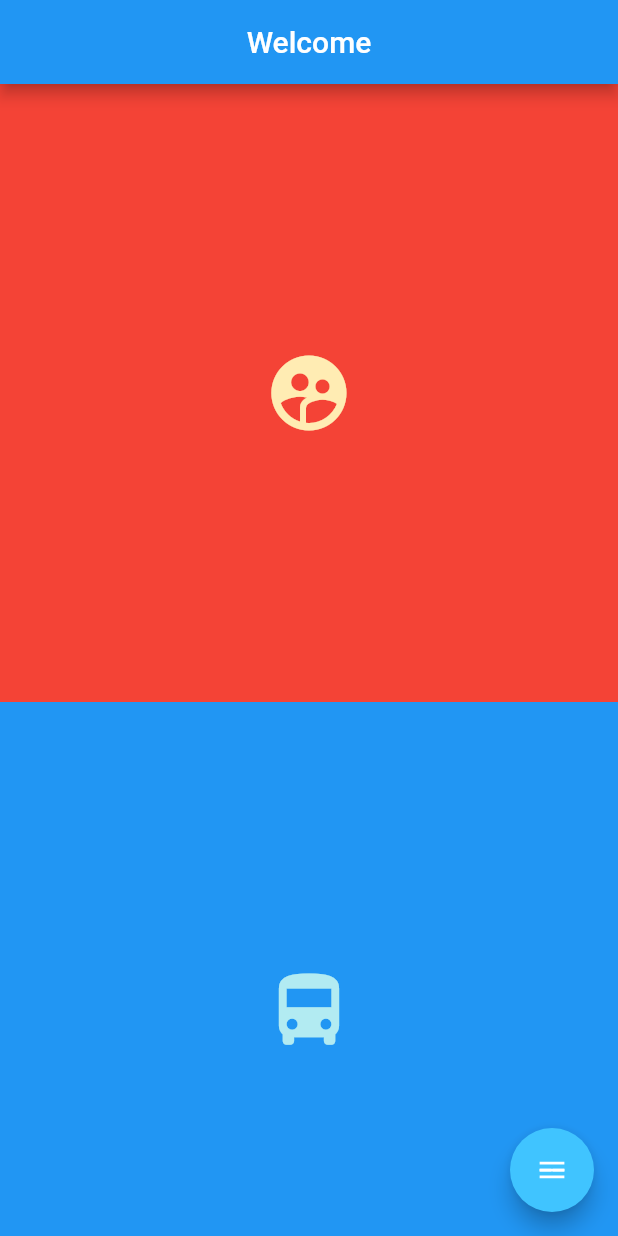
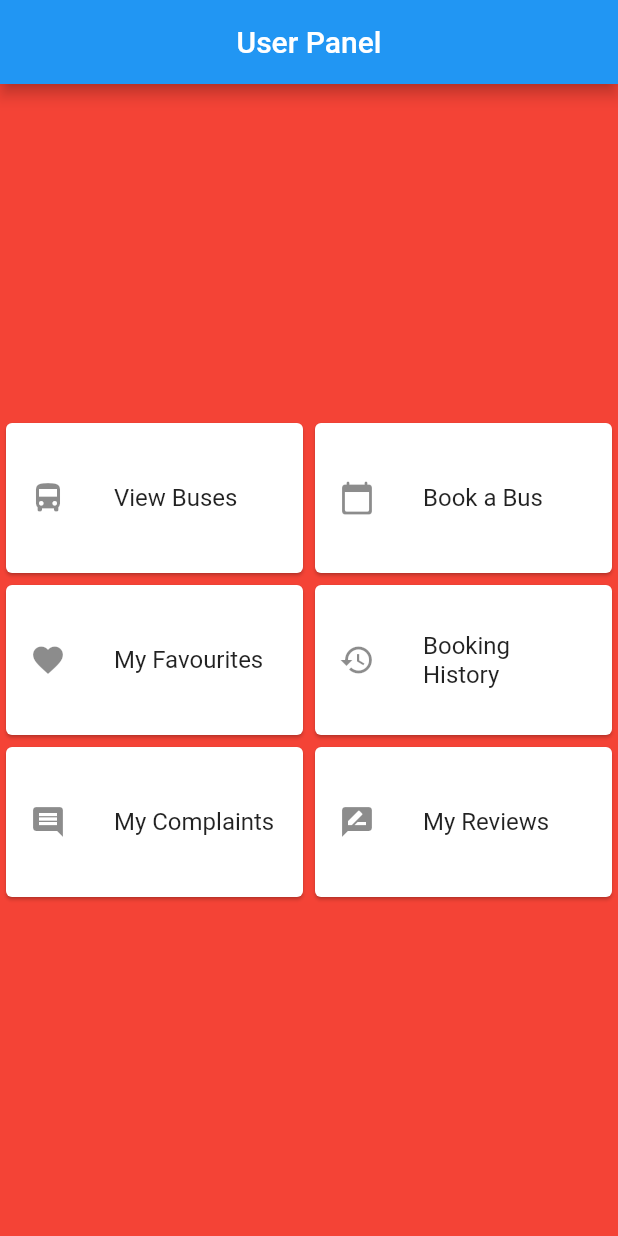
Before and after one commit to Rahal-Kanishka/mobile_application_for_buses, a Flutter app: the screen it shows after launch, on a phone screen of 412 x 824 dp. Run offline on Flutter 3.47's test engine with Material 2 defaults, Android fonts, the phone set to English and light mode, and no system bars; drawn by our look-alikes of flutter_speed_dial; our stand-ins replace google_maps_flutter; missing offline and left inert: global_configuration, google_map_polyline, permission; accounts and stored records are empty.

Commit message:
user panel and bus selection and also a common alert component added

```diff
--- a/assets/cfg/configurations.json
+++ b/assets/cfg/configurations.json
@@ -1,5 +1,5 @@
 {
-  "backend_url": "http://192.168.1.7:3000",
+  "backend_url": "http://192.168.1.5:3000",
   "login": "/login",
   "api_key": "AIzaSyDAOFWzuosZPkQZ6m4tFCUqzBtO1rVRAH4"
 }
--- a/lib/main.dart
+++ b/lib/main.dart
@@ -5,10 +5,12 @@ import 'dart:collection';
 import 'package:flutter/material.dart';
 import 'package:flutter/services.dart';
 import 'package:flutter_speed_dial/flutter_speed_dial.dart';
+import 'package:flutter_with_maps/pages/bus_selection.dart';
 import 'package:flutter_with_maps/pages/complaint.dart';
-import 'package:flutter_with_maps/pages/driver_home.dart';
+import 'package:flutter_with_maps/pages/driver/driver_home.dart';
 import 'package:flutter_with_maps/pages/login.dart';
 import 'package:flutter_with_maps/pages/register.dart';
+import 'package:flutter_with_maps/pages/user/userPanel.dart';
 import 'package:flutter_with_maps/pages/user_profile.dart';
 import 'package:flutter_with_maps/pages/welcome.dart';
 import 'package:google_map_polyline/google_map_polyline.dart';
@@ -25,7 +27,7 @@ void main() async {
     print(json);
     runApp(MaterialApp(
       debugShowCheckedModeBanner: false,
-      initialRoute: '/welcome',
+      initialRoute: '/user_panel',
       routes: {
         '/home': (context) => HomeWidget(),
         '/welcome': (context) => Welcome(),
@@ -34,6 +36,8 @@ void main() async {
         '/user': (context) => UserProfile(),
         '/login': (context) => Login(),
         '/register': (context) => Register(),
+        '/select_bus': (context) => BusSelection(),
+        '/user_panel': (context) => UserPanel(),
       },
     ));
   } catch (e) {
--- /dev/null
+++ b/lib/models/bus.dart
@@ -0,0 +1,28 @@
+import 'package:flutter/material.dart';
+
+class Bus {
+  String _id, route, vehicleNo, registeredDate;
+  int capacity;
+
+  Bus(String _id, String route, String vehicleNo, String registeredDate,
+      int capacity) {
+    this._id = _id;
+    this.route = route;
+    this.vehicleNo = vehicleNo;
+    this.registeredDate = registeredDate;
+    this.capacity = capacity;
+  }
+
+  factory Bus.fromJson(dynamic json) {
+    if (json != null) {
+      return Bus(
+          json['_id'] as String,
+          json['route'] as String,
+          json['vehicleNo'] as String,
+          json['registeredDate'] as String,
+          json['capacity'] as int);
+    } else {
+      return Bus(null, null, null, null, 0);
+    }
+  }
+}
--- a/lib/pages/driver_home.dart
+++ b/lib/pages/driver/driver_home.dart
@@ -144,7 +144,9 @@ class _DriverHomeState extends State<DriverHome> {
                       width: MediaQuery.of(context).size.width - 20,
                       padding: new EdgeInsets.all(10.0),
                       child: RaisedButton(
-                        onPressed: () {},
+                        onPressed: () {
+                          Navigator.pushNamed(context, '/select_bus');
+                        },
                         child: Text('Start Driving'),
                       ),
                       color: Colors.indigoAccent[100],
--- /dev/null
+++ b/lib/pages/user/userPanel.dart
@@ -0,0 +1,159 @@
+import 'package:flutter/material.dart';
+
+class UserPanel extends StatefulWidget {
+  @override
+  _UserPanel createState() => _UserPanel();
+}
+
+class _UserPanel extends State<UserPanel> {
+  @override
+  Widget build(BuildContext context) {
+    return Scaffold(
+      appBar: AppBar(
+        title: Text('User Panel'),
+        centerTitle: true,
+      ),
+      body: Container(
+        color: Colors.red,
+        alignment: Alignment.center,
+        child: ListView(
+          shrinkWrap: true,
+          children: <Widget>[
+            Row(
+              children: [
+                Container(
+                  width: MediaQuery.of(context).size.width / 2,
+                  child: Card(
+                    child: InkWell(
+                      splashColor: Colors.blue.withAlpha(30),
+                      onTap: () {
+                        print('Card tapped.');
+                        Navigator.pushNamed(context, '/home');
+                      },
+                      child: Container(
+                        width: 300,
+                        height: 100,
+                        alignment: Alignment.center,
+                        child: ListTile(
+                          leading: Icon(Icons.directions_bus),
+                          title: Text('View Buses'),
+                        ),
+                      ),
+                    ),
+                  ),
+                ),
+                Container(
+                  width: MediaQuery.of(context).size.width / 2,
+                  child: Card(
+                    child: InkWell(
+                      splashColor: Colors.blue.withAlpha(30),
+                      onTap: () {
+                        print('Card tapped.');
+                        Navigator.pushNamed(context, '/select_bus');
+                      },
+                      child: Container(
+                        width: 300,
+                        height: 100,
+                        alignment: Alignment.center,
+                        child: ListTile(
+                          leading: Icon(Icons.calendar_today_rounded),
+                          title: Text('Book a Bus'),
+                        ),
+                      ),
+                    ),
+                  ),
+                ),
+              ],
+            ),
+            Row(
+              children: [
+                Container(
+                  width: MediaQuery.of(context).size.width / 2,
+                  child: Card(
+                    child: InkWell(
+                      splashColor: Colors.blue.withAlpha(30),
+                      onTap: () {
+                        print('Card tapped.');
+                      },
+                      child: Container(
+                        width: 300,
+                        height: 100,
+                        alignment: Alignment.center,
+                        child: ListTile(
+                          leading: Icon(Icons.favorite_outlined),
+                          title: Text('My Favourites'),
+                        ),
+                      ),
+                    ),
+                  ),
+                ),
+                Container(
+                  width: MediaQuery.of(context).size.width / 2,
+                  child: Card(
+                    child: InkWell(
+                      splashColor: Colors.blue.withAlpha(30),
+                      onTap: () {
+                        print('Card tapped.');
+                      },
+                      child: Container(
+                          width: 300,
+                          height: 100,
+                          alignment: Alignment.center,
+                          child: ListTile(
+                            leading: Icon(Icons.history),
+                            title: Text('Booking History'),
+                          )),
+                    ),
+                  ),
+                ),
+              ],
+            ),
+            Row(
+              children: [
+                Container(
+                  width: MediaQuery.of(context).size.width / 2,
+                  child: Card(
+                    child: InkWell(
+                      splashColor: Colors.blue.withAlpha(30),
+                      onTap: () {
+                        print('Card tapped.');
+                      },
+                      child: Container(
+                          width: 300,
+                          height: 100,
+                          alignment: Alignment.center,
+                          child: ListTile(
+                            leading: Icon(Icons.comment),
+                            title: Text('My Complaints'),
+                          )),
+                    ),
+                  ),
+                ),
+                Container(
+                  width: MediaQuery.of(context).size.width / 2,
+                  child: Card(
+                    child: InkWell(
+                      splashColor: Colors.blue.withAlpha(30),
+                      onTap: () {
+                        print('Card tapped.');
+                      },
+                      child: Container(
+                        width: 300,
+                        height: 100,
+                        alignment: Alignment.center,
+                        child: ListTile(
+                          leading: Icon(Icons.rate_review),
+                          title: Text('My Reviews'),
+                        ),
+                      ),
+                    ),
+                  ),
+                ),
+              ],
+            ),
+          ],
+        ),
+      ),
+    );
+  }
+}
```
Also changed, not shown: lib/common/basic_alert.dart (added, +44 -0 lines), lib/pages/bus_selection.dart (+96 -9 lines), lib/pages/driver/driver_navigate.dart (added).
